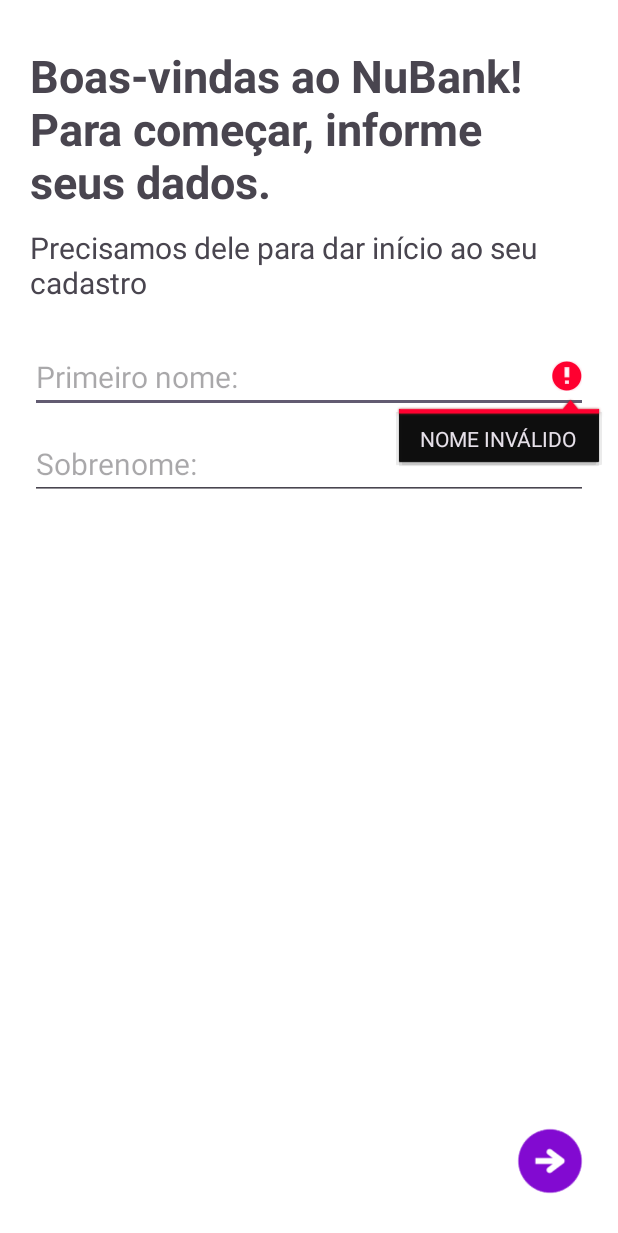
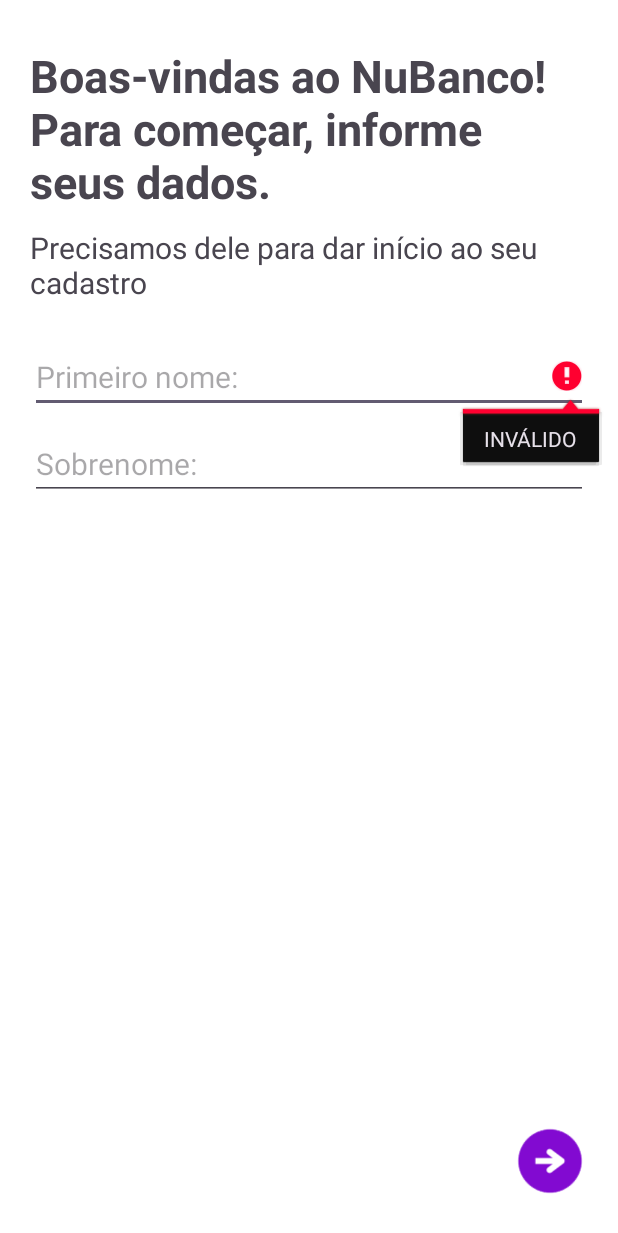
Before and after one commit to lucasferreira09/App-NuBanco-Android, an Android app: the ActivityCadastroUser screen opened directly, with no data from a screen before it, after a tap on "TODO", on a phone screen of 412 x 824 dp. Shown: the top 1233 px of the screen. Run offline under Robolectric (Android 15) with nearby library versions, the phone set to English and light mode, and no system bars.

Commit message:
Update Nu

```diff
--- a/app/src/main/java/com/example/nubanco/ActivityDepositar.java
+++ b/app/src/main/java/com/example/nubanco/ActivityDepositar.java
@@ -44,6 +44,12 @@ public class ActivityDepositar extends AppCompatActivity {
                 startActivity(actvDepositConta);
             }
         });
+        viewCardDepositDinheiro.setOnClickListener(new View.OnClickListener() {
+            @Override
+            public void onClick(View v) {
+                Toast.makeText(ActivityDepositar.this, "OPÇÃO NÃO DISPONÍVEL", Toast.LENGTH_SHORT).show();
+            }
+        });
 
         closeDeposit.setOnClickListener(new View.OnClickListener() {
             @Override
--- a/app/src/main/java/com/example/nubanco/ActivityFaturaCartao.java
+++ b/app/src/main/java/com/example/nubanco/ActivityFaturaCartao.java
@@ -82,6 +82,6 @@ public class ActivityFaturaCartao extends AppCompatActivity {
     }
     public String formataValor(Double valor){
         Locale locale = new Locale("pt", "BR");
-        return NumberFormat.getInstance(locale).format(valor);
+        return NumberFormat.getCurrencyInstance(locale).format(valor);
     }
 }
--- a/app/src/main/java/com/example/nubanco/ActivityPagarFatura.java
+++ b/app/src/main/java/com/example/nubanco/ActivityPagarFatura.java
@@ -71,7 +71,7 @@ public class ActivityPagarFatura extends AppCompatActivity {
 
     public String formataValor(Double valor){
         Locale locale = new Locale("pt", "BR");
-        return NumberFormat.getInstance(locale).format(valor);
+        return NumberFormat.getCurrencyInstance(locale).format(valor);
     }
     public void voltaActivityInicial() {
         finish();
--- a/app/src/main/java/com/example/nubanco/ActivityPedindoCartao.java
+++ b/app/src/main/java/com/example/nubanco/ActivityPedindoCartao.java
@@ -58,7 +58,7 @@ public class ActivityPedindoCartao extends AppCompatActivity {
 
     public String formataValor(Double valor){
         Locale locale = new Locale("pt", "BR");
-        return NumberFormat.getInstance(locale).format(valor);
+        return NumberFormat.getCurrencyInstance(locale).format(valor);
     }
     public void voltaActivityInicial() {
         finish();
--- a/app/src/main/java/com/example/nubanco/MainActivity.java
+++ b/app/src/main/java/com/example/nubanco/MainActivity.java
@@ -106,7 +106,7 @@ public class MainActivity extends AppCompatActivity {
         btnPagar.setOnClickListener(new View.OnClickListener() {
             @Override
             public void onClick(View v) {
-                Toast.makeText(MainActivity.this, "ESTA OPÇÃO NÃO\nESTÁ DISPONÍVEL", Toast.LENGTH_SHORT).show();
+                Toast.makeText(MainActivity.this, "OPÇÃO NÃO DISPONÍVEL", Toast.LENGTH_SHORT).show();
             }
         });
 
@@ -198,7 +198,7 @@ public class MainActivity extends AppCompatActivity {
 
     public String formataValor(Double valor){
         Locale locale = new Locale("pt", "BR");
-        return NumberFormat.getInstance(locale).format(valor);
+        return NumberFormat.getCurrencyInstance(locale).format(valor);
     }
 
 }
--- a/app/src/main/res/layout/activity_cadastro_user.xml
+++ b/app/src/main/res/layout/activity_cadastro_user.xml
@@ -14,7 +14,7 @@
         android:layout_marginEnd="20dp"
         android:layout_marginStart="20dp"
         android:layout_marginTop="30dp"
-        android:text="Boas-vindas ao NuBank!\nPara começar, informe seus dados."
+        android:text="Boas-vindas ao NuBanco!\nPara começar, informe seus dados."
         android:textSize="30dp"
         android:textStyle="bold"
         app:layout_constraintStart_toStartOf="parent"
@@ -43,7 +43,6 @@
         android:layout_marginStart="20dp"
         android:hint="Primeiro nome:"
         android:inputType="text"
-        android:text=""
         android:textSize="20dp"
         app:layout_constraintEnd_toEndOf="parent"
         app:layout_constraintStart_toStartOf="parent"
@@ -56,7 +55,7 @@
         android:layout_marginEnd="20dp"
         android:layout_marginStart="20dp"
         android:hint="Sobrenome:"
-        android:text=""
+        android:inputType="text"
         android:textSize="20dp"
         app:layout_constraintTop_toBottomOf="@id/editPrimeiroNome"
         app:layout_constraintEnd_toEndOf="parent"
```
Also changed, not shown: app/src/main/java/com/example/nubanco/ActivityCadastroUser.java (+8 -7 lines).
